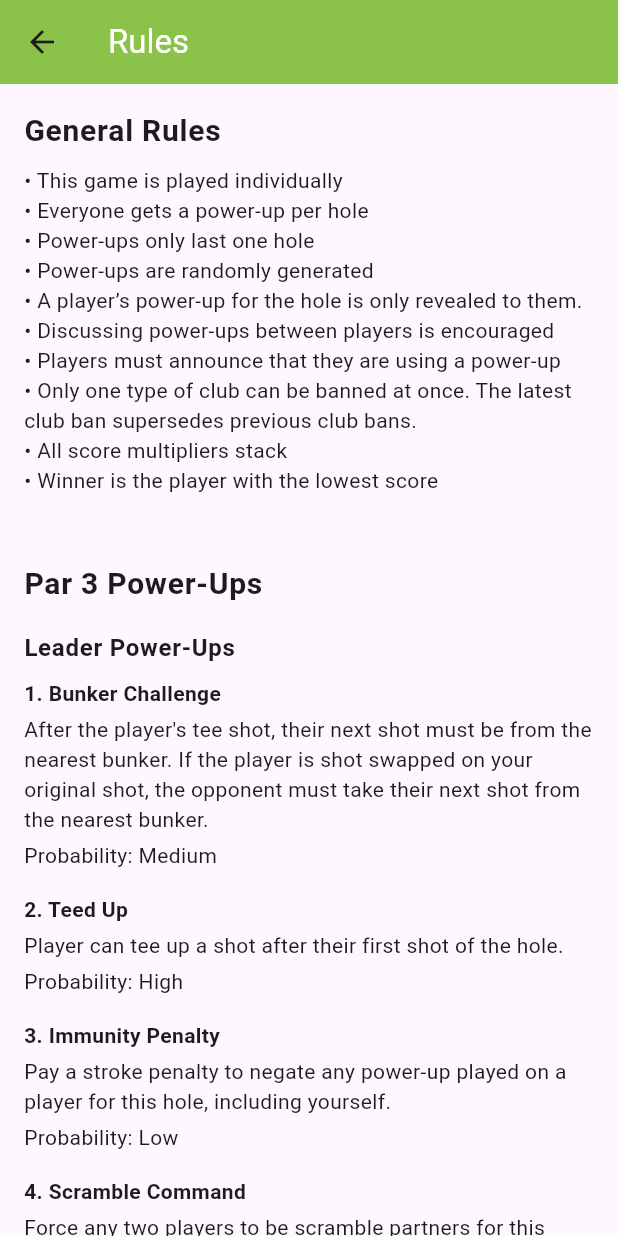
After one commit to Jack-Weyen/power_up_golf, a Flutter app: the RulesPage screen opened directly, on a phone screen of 412 x 824 dp. The commit adds this screen. Run offline on Flutter 3.47's test engine with Material 3 defaults, Android fonts, the phone set to English and light mode, and no system bars.

Commit message:
Added rules page

```diff
--- a/lib/pages/home.dart
+++ b/lib/pages/home.dart
@@ -1,7 +1,7 @@
 import 'package:flutter/material.dart';
 import 'dart:math';
-import 'package:url_launcher/url_launcher.dart';
 import 'package:flutter/gestures.dart';
+import 'package:power_up_golf/pages/rules.dart';
 
 
 //////////////////////////////////////////////////////////////////////////////////////////////////////////
@@ -15,11 +15,13 @@ class PowerUpGolfHomePage extends StatefulWidget {
   PowerUpGolfHomePageState createState() => PowerUpGolfHomePageState();
 }
 
+
 //////////////////////////////////////////////////////////////////////////////////////////////////////////
 // HOME PAGE STATE //
 /////////////////////
 
 class PowerUpGolfHomePageState extends State<PowerUpGolfHomePage> {
+
 
   ////////////////////////////////////////////////////////////////////////////////////////////////////////
   // STATE VARIABLES //
@@ -212,20 +214,10 @@ class PowerUpGolfHomePageState extends State<PowerUpGolfHomePage> {
         probability: "Low"),
   };
 
+
   ////////////////////////////////////////////////////////////////////////////////////////////////////////
   // STATE FUNCTIONS //
   /////////////////////
-
-  // Function to launch URL
-  Future<void> _launchURL() async {
-      final Uri url = Uri.parse(
-          'https://docs.google.com/document/d/1Vx1JY4Medi2a1A26oDWUWT6xGh6jxz6UTAX4tDPjcBQ/edit#heading=h.ekelnqntm8of');
-      if (await canLaunchUrl(url)) {
-        await launchUrl(url, mode: LaunchMode.externalApplication);
-      } else {
-        throw 'Could not launch $url';
-      }
-    }
 
   // Function to update the selected player dropdown
   void _updateSelectedPlayer() {
@@ -347,6 +339,7 @@ class PowerUpGolfHomePageState extends State<PowerUpGolfHomePage> {
     });
   }
 
+
   ////////////////////////////////////////////////////////////////////////////////////////////////////////
   // DISPOSAL //
   //////////////
@@ -364,6 +357,7 @@ class PowerUpGolfHomePageState extends State<PowerUpGolfHomePage> {
     super.dispose();
   }
 
+
   /////////////////////////////////////////////////////////////////////////////////////////////////////////
   // HOME PAGE LAYOUT //
   //////////////////////
@@ -376,6 +370,7 @@ class PowerUpGolfHomePageState extends State<PowerUpGolfHomePage> {
 
     // Scaffold
     return Scaffold(
+
 
       ////////////////////////////////////////////////////////////////////////////////////////////////////
       // APP BAR //
@@ -401,6 +396,7 @@ class PowerUpGolfHomePageState extends State<PowerUpGolfHomePage> {
         child: Column(
           children: [
 
+
             //////////////////////////////////////////////////////////////////////////////////////////////
             // RULES SECTION //
             ///////////////////
@@ -413,7 +409,13 @@ class PowerUpGolfHomePageState extends State<PowerUpGolfHomePage> {
                   style: const TextStyle(
                       color: Colors.blue,
                       decoration: TextDecoration.underline),
-                  recognizer: TapGestureRecognizer()..onTap = _launchURL,
+                  recognizer: TapGestureRecognizer()..onTap = () {
+                    Navigator.push(
+                      context,
+                      MaterialPageRoute(
+                          builder: (context) => RulesPage()),
+                    );
+                  },
                 ),
               ),
 
@@ -562,6 +564,7 @@ class PowerUpGolfHomePageState extends State<PowerUpGolfHomePage> {
             // Spacer
             const SizedBox(height: 20),
 
+
             //////////////////////////////////////////////////////////////////////////////////////////////
             // SCORES SECTION //
             ////////////////////
--- /dev/null
+++ b/lib/pages/rules.dart
@@ -0,0 +1,519 @@
+import 'package:flutter/material.dart';
+
+
+////////////////////////////////////////////////////////////////////////////////////////////////////////////
+// RULES PAGE //
+////////////////
+
+class RulesPage extends StatelessWidget {
+  const RulesPage({super.key});
+
+
+  //////////////////////////////////////////////////////////////////////////////////////////////////////////
+  // RULES PAGE LAYOUT //
+  ///////////////////////
+
+  @override
+  Widget build(BuildContext context) {
+    return Scaffold(
+
+
+      //////////////////////////////////////////////////////////////////////////////////////////////////////
+      // APP BAR //
+      /////////////
+
+      appBar: AppBar(
+        title: const Text(
+          'Rules',
+          style: TextStyle(
+            color: Colors.white,
+          ),
+        ),
+        backgroundColor: Colors.lightGreen,
+      ),
+
+
+      //////////////////////////////////////////////////////////////////////////////////////////////////////
+      // BODY //
+      //////////
+
+      body: SingleChildScrollView(
+        padding: const EdgeInsets.all(16.0),
+        child: Column(
+          crossAxisAlignment: CrossAxisAlignment.start,
+          children: [
+
+
+            ////////////////////////////////////////////////////////////////////////////////////////////////
+            // GENERAL RULES SECTION //
+            ///////////////////////////
+
+            // Section Title
+            Text(
+              'General Rules',
+              style: Theme.of(context)
+                  .textTheme
+                  .bodyLarge
+                  ?.copyWith(
+                    fontWeight: FontWeight.bold,
+                    fontSize: 20,
+                    ),
+            ),
+
+            // Spacer
+            const SizedBox(height: 8.0),
+
+            // Rules
+            const Text('• This game is played individually\n'
+                '• Everyone gets a power-up per hole\n'
+                '• Power-ups only last one hole\n'
+                '• Power-ups are randomly generated\n'
+                '• A player’s power-up for the hole is only revealed to them.\n'
+                '• Discussing power-ups between players is encouraged\n'
+                '• Players must announce that they are using a power-up\n'
+                '• Only one type of club can be banned at once. The latest club ban supersedes previous club bans.\n'
+                '• All score multipliers stack\n'
+                '• Winner is the player with the lowest score\n'),
+
+            // Spacer
+            const SizedBox(height: 24.0),
+
+
+            ////////////////////////////////////////////////////////////////////////////////////////////////
+            // POWER-UPS SECTION //
+            ///////////////////////
+
+            // Section Title
+            Text(
+              'Par 3 Power-Ups',
+              style: Theme.of(context)
+                  .textTheme
+                  .bodyLarge
+                  ?.copyWith(
+                    fontWeight: FontWeight.bold,
+                    fontSize: 20,
+),
+            ),
+
+            // Spacer
+            const SizedBox(height: 16.0),
+
+
+            ////////////////////////////////////////////////////////////////////////////////////////////////
+            // LEADER POWER-UPS SUBSECTION //
+            /////////////////////////////////
+
+            // Subsection Title
+            Text(
+              'Leader Power-Ups',
+              style: Theme.of(context)
+                  .textTheme
+                  .bodyLarge
+                  ?.copyWith(fontWeight: FontWeight.bold),
+            ),
+
+            // Spacer
+            const SizedBox(height: 8.0),
+
+            // Leader Power-Ups
+            ..._buildPowerUps(
+              [
+                {
+                  'name': '1. Bunker Challenge',
+                  'description':
+                      'After the player\'s tee shot, their next shot must be from the nearest bunker. If the player is shot swapped on your original shot, the opponent must take their next shot from the nearest bunker.',
+                  'probability': 'Medium'
+                },
+                {
+                  'name': '2. Teed Up',
+                  'description':
+                      'Player can tee up a shot after their first shot of the hole.',
+                  'probability': 'High'
+                },
+                {
+                  'name': '3. Immunity Penalty',
+                  'description':
+                      'Pay a stroke penalty to negate any power-up played on a player for this hole, including yourself.',
+                  'probability': 'Low'
+                },
+                {
+                  'name': '4. Scramble Command',
+                  'description':
+                      'Force any two players to be scramble partners for this hole, including yourself and another player. Players will share the same score and players will share any power-ups played on them.',
+                  'probability': 'Medium'
+                },
+                {
+                  'name': '5. Lie Improvement',
+                  'description':
+                      'The player can improve their lie by moving their ball a club length no closer to the hole. This power-up can be announced anytime before a shot off of the green.',
+                  'probability': 'High'
+                },
+                {
+                  'name': '6. Halftime at a Harvard Basketball Game',
+                  'description':
+                      'The player gets a free stroke if they spin 5 times before taking their next shot. This shot must be off the green.',
+                  'probability': 'Medium'
+                },
+                {
+                  'name': '7. Putter Only',
+                  'description':
+                      'The player gets to take one stroke off if they only use their putter for this hole.',
+                  'probability': 'Medium'
+                },
+                {
+                  'name': '8. Club Declaration',
+                  'description':
+                      'The player must announce what club they will use for their second shot BEFORE their first shot. This supersedes any club bans.',
+                  'probability': 'Low'
+                },
+                {
+                  'name': '9. One Call',
+                  'description':
+                      'If someone accidentally knocks their ball off of the tee and the player is the first person to say "one", the player can get a mulligan for any shot.',
+                  'probability': 'Medium'
+                },
+                {
+                  'name': '10. Club Dictator',
+                  'description':
+                      'The player can choose which club an opponent must hit for the next shot.',
+                  'probability': 'Medium'
+                },
+                {
+                  'name': '11. Double Ball',
+                  'description':
+                      'Force any opponent to get two balls at once; the opponent gets to choose which ball they want to play. This can be activated before any shot.',
+                  'probability': 'Low'
+                },
+                {
+                  'name': '12. Shared Fate',
+                  'description':
+                      'The player must ban a type of club for all players for the hole including themselves. This must be activated before everyone’s first shot.',
+                  'probability': 'Very Low'
+                },
+                {
+                  'name': '13. Free Drop',
+                  'description':
+                      'The player gets a free drop. This can be activated in response to a ball going out of bounds.',
+                  'probability': 'High'
+                },
+              ],
+            ),
+
+            // Spacer
+            const SizedBox(height: 24.0),
+
+
+            ////////////////////////////////////////////////////////////////////////////////////////////////
+            // MIDDLE POWER-UPS SUBSECTION //
+            /////////////////////////////////
+
+            // Subsection Title
+            Text(
+              'Middle Power-Ups',
+              style: Theme.of(context)
+                  .textTheme
+                  .bodyLarge
+                  ?.copyWith(fontWeight: FontWeight.bold),
+            ),
+
+            // Spacer
+            const SizedBox(height: 8.0),
+
+            // Middle Power-Ups
+            ..._buildPowerUps(
+              [
+                {
+                  'name': '1. Free Drop',
+                  'description':
+                      'The player gets a free drop. This can be activated in response to a ball going out of bounds.',
+                  'probability': 'High'
+                },
+                {
+                  'name': '2. Mulligan',
+                  'description': 'The player can take a mulligan.',
+                  'probability': 'Medium'
+                },
+                {
+                  'name': '3. Shot Swap',
+                  'description':
+                      'Swap a tee shot with any player. This can be activated after everyone has shot their tee shot.',
+                  'probability': 'Medium'
+                },
+                {
+                  'name': '4. Reversal',
+                  'description':
+                      'Reverse any power-up played against the player to the person who played it.',
+                  'probability': 'Medium'
+                },
+                {
+                  'name': '5. Immunity Penalty',
+                  'description':
+                      'Pay a stroke penalty to negate any power-up played on a player for this hole, including yourself.',
+                  'probability': 'Medium'
+                },
+                {
+                  'name': '6. Club Ban',
+                  'description':
+                      'The player can choose an opponent and ban a type of club for the hole.',
+                  'probability': 'High'
+                },
+                {
+                  'name': '7. Flagpin Assist',
+                  'description':
+                      'Use the flagpin as a backboard for the player\'s next putt.',
+                  'probability': 'Low'
+                },
+                {
+                  'name': '8. Scramble Command',
+                  'description':
+                      'Force any two players to be scramble partners for this hole, including yourself and another player. Players will share the same score and players will share any power-ups played on them.',
+                  'probability': 'Medium'
+                },
+                {
+                  'name': '9. Lie Improvement',
+                  'description': 'The player can improve their lie.',
+                  'probability': 'Medium'
+                },
+                {
+                  'name': '10. Putter Only',
+                  'description':
+                      'The player gets to take one stroke off if they only use their putter for this hole.',
+                  'probability': 'Medium'
+                },
+                {
+                  'name': '11. One-Handed Shot',
+                  'description':
+                      'Force a player to hit their next shot with one hand.',
+                  'probability': 'Medium'
+                },
+                {
+                  'name': '12. Toss and Play',
+                  'description':
+                      'The player can pick up their ball and toss it for the next stroke.',
+                  'probability': 'Medium'
+                },
+                {
+                  'name': '13. Double Ball',
+                  'description':
+                      'Force any opponent to get two balls at once; the opponent gets to choose which ball they want to play.',
+                  'probability': 'Low'
+                },
+                {
+                  'name': '14. Club Dictator',
+                  'description':
+                      'The player can choose which club an opponent must hit for the next shot.',
+                  'probability': 'Medium'
+                },
+                {
+                  'name': '15. Ball Finder',
+                  'description':
+                      'Once activated, the player gets 1 stroke deduction/ball found for the next 15 seconds.',
+                  'probability': 'Low'
+                },
+                {
+                  'name': '16. Theft',
+                  'description':
+                      'Steal someone else’s power-up. Must be played before they play their power-up.',
+                  'probability': 'Medium'
+                },
+                {
+                  'name': '17. Club Multiplier',
+                  'description':
+                      'The player chooses an opponent. For this hole, the chosen opponent’s score is multiplied by the number of clubs they use. This must be played before an opponent’s first shot.',
+                  'probability': 'Very Low'
+                },
+              ],
+            ),
+
+            // Spacer
+            const SizedBox(height: 24.0),
+
+
+            ////////////////////////////////////////////////////////////////////////////////////////////////
+            // LAST PLACE POWER-UPS SUBSECTION //
+            /////////////////////////////////////
+
+            // Subsection Title
+            Text(
+              'Last Place Power-Ups',
+              style: Theme.of(context)
+                  .textTheme
+                  .bodyLarge
+                  ?.copyWith(fontWeight: FontWeight.bold),
+            ),
+
+            // Spacer
+            const SizedBox(height: 8.0),
+
+            // Last Place Power-Ups
+            ..._buildPowerUps(
+              [
+                {
+                  'name': '1. Green Only',
+                  'description':
+                      'Only shots on the green count. If the player takes no shots on the green, they get a 0. The player has up to 5 shots to get on the green; otherwise, this power-up does not come into effect.',
+                  'probability': 'Low'
+                },
+                {
+                  'name': '2. Shot Swap',
+                  'description': 'The player can swap a shot with any player.',
+                  'probability': 'Low'
+                },
+                {
+                  'name': '3. Putt Multiplier',
+                  'description':
+                      'The player chooses an opponent. For this hole, the chosen opponent’s score is multiplied by the number of times they putt on the green. This can be played after the opponent’s first shot.',
+                  'probability': 'Medium'
+                },
+                {
+                  'name': '4. Club Multiplier',
+                  'description':
+                      'The player chooses an opponent. For this hole, the chosen opponent’s score is multiplied by the number of clubs they use. This must be played before an opponent’s first shot.',
+                  'probability': 'Low'
+                },
+                {
+                  'name': '5. Club Banishment',
+                  'description':
+                      'The player can ban a type of club for the rest of the players for the hole.',
+                  'probability': 'Very Low'
+                },
+                {
+                  'name': '6. Immunity',
+                  'description':
+                      'Negate any power-up played on a player for this hole, including yourself. You do not need to pay a stroke penalty.',
+                  'probability': 'Medium'
+                },
+                {
+                  'name': '7. Hole-in-One',
+                  'description':
+                      'If the player gets a GIR, it counts as a hole-in-one.',
+                  'probability': 'Medium'
+                },
+                {
+                  'name': '8. Scramble Command',
+                  'description':
+                      'Force any two players to be scramble partners for this hole, including yourself and another player. Players will share the same score and players will share any power-ups played on them.',
+                  'probability': 'Medium'
+                },
+                {
+                  'name': '9. Double Ball',
+                  'description':
+                      'Force any opponent to get two balls at once; the opponent gets to choose which ball they want to play.',
+                  'probability': 'Medium'
+                },
+                {
+                  'name': '10. Personal Caddy',
+                  'description':
+                      'The player becomes a chosen opponent’s caddy. The opponent must hit whichever club the player tells them to for the entire hole.',
+                  'probability': 'Medium'
+                },
+                {
+                  'name': '11. Toss and Play',
+                  'description':
+                      'The player can pick up their ball and toss it for the next stroke.',
+                  'probability': 'Low'
+                },
+                {
+                  'name': '12. Putter Only',
+                  'description':
+                      'The player gets to take one stroke off if they only use their putter for this hole.',
+                  'probability': 'Low'
+                },
+                {
+                  'name': '13. 3x Mulligans',
+                  'description':
+                      'The player can take up to 3 mulligans this hole.',
+                  'probability': 'Medium'
+                },
+                {
+                  'name': '14. Ball Finder',
+                  'description':
+                      'Once activated, the player gets 1 stroke deduction/ball found for the next 15 seconds.',
+                  'probability': 'Medium'
+                },
+                {
+                  'name': '15. Theft',
+                  'description':
+                      'Steal someone else’s power-up. Must be played before they play their power-up.',
+                  'probability': 'Medium'
+                },
+              ],
+            ),
+
+            // Spacer
+            const SizedBox(height: 24.0),
+
+
+            ////////////////////////////////////////////////////////////////////////////////////////////////
+            // THINGS TO IMPROVE SECTION //
+            ///////////////////////////////
+
+            // Section Title
+            Text(
+              'Things to Improve:',
+              style: Theme.of(context)
+                  .textTheme
+                  .bodyLarge
+                  ?.copyWith(
+                    fontWeight: FontWeight.bold,
+                    fontSize: 20,
+                  ),
+            ),
+
+            // Spacer
+            const SizedBox(height: 8.0),
+
+            // Things to Improve
+            const Text(
+              '• Speed of power-up generation\n'
+              '• Weights of power-ups\n'
+              '• Game session shared with multiple players\n'
+              '• Grint-like integration\n'
+              '• Rubber Band Power-Ups NOT IMPLEMENTED\n'
+              '• One-Handed Hole: Leader must play the entire hole using only one hand for all shots.\n'
+              '• Double Trouble: The leader\'s score for this hole will be doubled.\n'
+              '• Blind Shot: The leader must take all their shots with their eyes closed.\n'
+              '• Putt Multiplier: For this hole, the leader’s score is multiplied by the number of times they putt on the green. This can be played anytime before the opponent’s first putt.\n'
+              '• Shot Multiplier: For this hole, the leader’s score is multiplied by the number of shots it takes them to get on the green. This can be played anytime before the opponent holes out.',
+              style: TextStyle(fontSize: 14.0),
+            ),
+          ],
+        ),
+      ),
+    );
+  }
+
+
+  //////////////////////////////////////////////////////////////////////////////////////////////////////////
+  // POWER-UP BUILDER FUNCTION //
+  ///////////////////////////////
+
+  // Function to build the Power-Ups list
+  List<Widget> _buildPowerUps(List<Map<String, String>> powerUps) {
+    return powerUps.map((powerUp) {
+      return Column(
+        crossAxisAlignment: CrossAxisAlignment.start,
+        children: [
+          // Power-up name
+          Text(powerUp['name']!,
+              style: const TextStyle(fontWeight: FontWeight.bold)),
+
+          // Spacer
+          const SizedBox(height: 4.0),
+
+          // Power-up description
+          Text('${powerUp['description']}'),
+
+          // Spacer
+          const SizedBox(height: 4.0),
+
+          // Power-up probability
+          Text('Probability: ${powerUp['probability']}'),
+
+          // Spacer
+          const SizedBox(height: 16.0),
+        ],
+      );
+    }).toList();
+  }
+}
```
